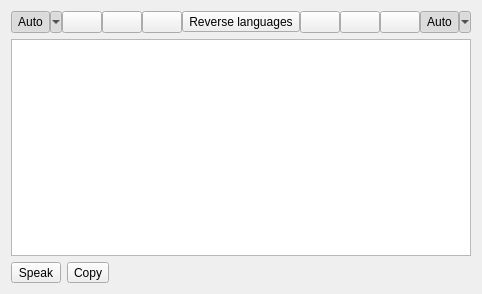
Before: the Qt Designer form src/popupwindow.ui in crow-translate/crow-translate, drawn with Qt 5.
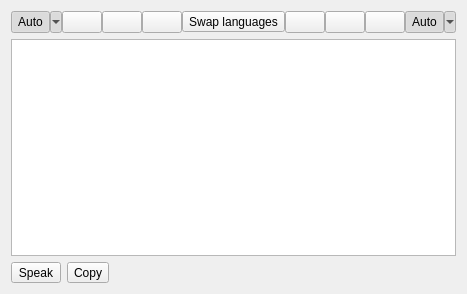
After: the same form once the commit is applied. Icons and pictures are not drawn.

Commit message: Add tooltips for buttons

```diff
--- a/src/popupwindow.ui
+++ b/src/popupwindow.ui
@@ -130,7 +130,7 @@
      <item>
       <widget class="QToolButton" name="swapButton">
        <property name="text">
-        <string>Reverse languages</string>
+        <string>Swap languages</string>
        </property>
        <property name="icon">
         <iconset theme="object-flip-horizontal" resource="../data/resources.qrc">
```
Left out of the diff: 9 changed lines with no effect on the pictures. The commit also changes 2 other files.
